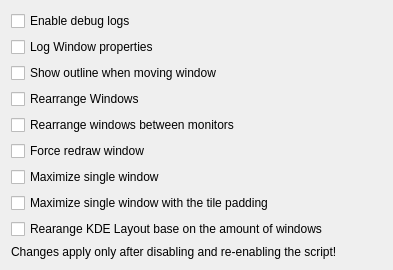
Before: the Qt Designer form contents/ui/config.ui in ragusa87/kde-tiling-on-drag, drawn with Qt 5.
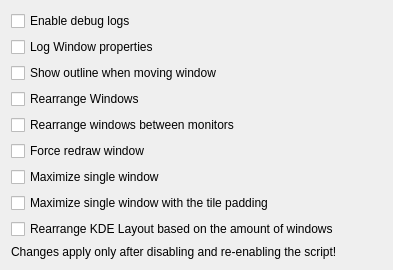
After: the same form once the commit is applied.

```diff
--- a/contents/ui/config.ui
+++ b/contents/ui/config.ui
@@ -82,7 +82,7 @@
    <item row="8" column="0">
     <widget class="QCheckBox" name="kcfg_rearrangeLayout">
      <property name="text">
-      <string>Rearange KDE Layout base on the amount of windows</string>
+      <string>Rearrange KDE Layout based on the amount of windows</string>
      </property>
     </widget>
    </item>
```
